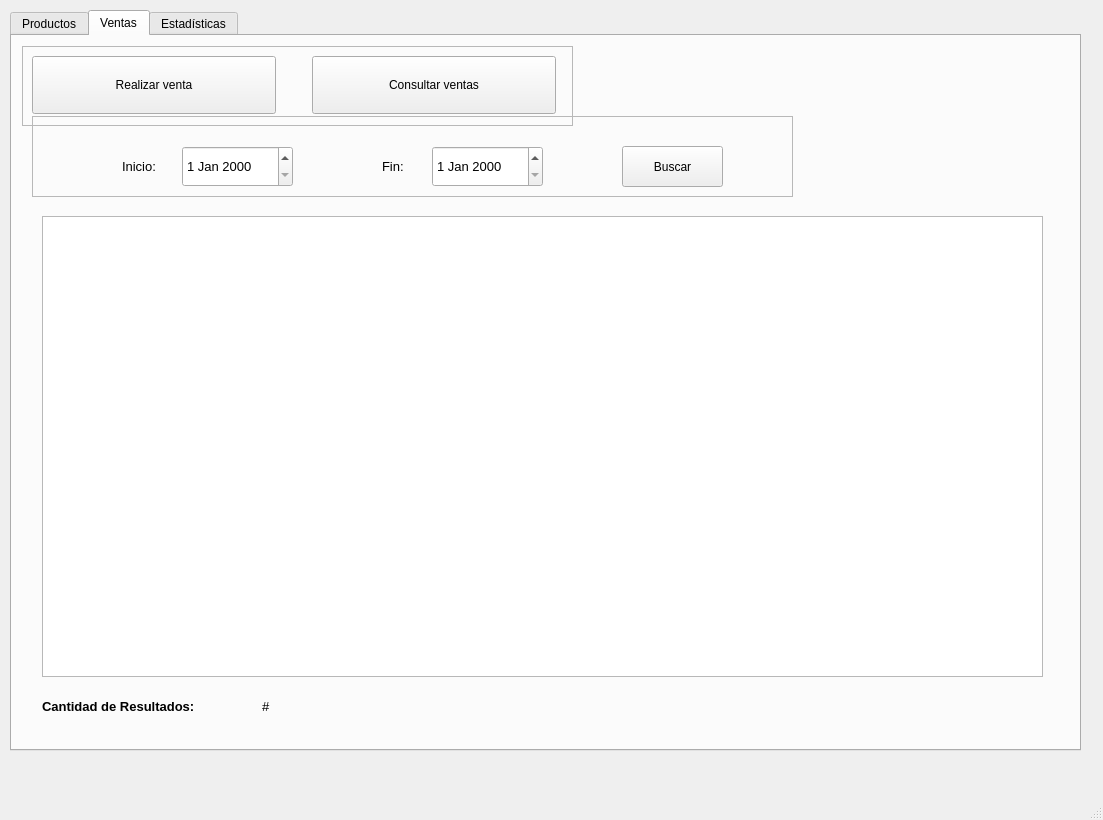
Qt form code/ui_files/mainwindow.ui (Perer876/tiendita) before a commit.
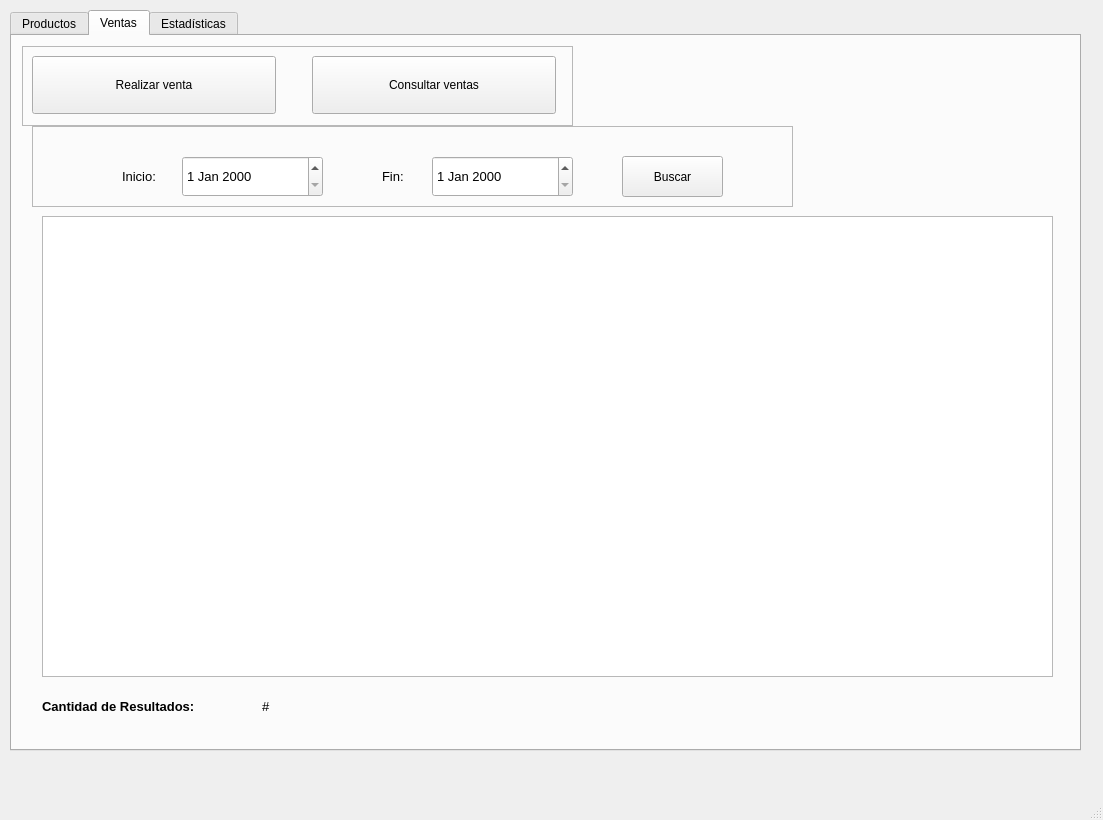
The same form after that commit. The open tabs and pages were chosen to show the change. Icons and pictures are not drawn.

Commit message: Mostrar ventas funcionando

The edit to the form file:
```diff
--- a/code/ui_files/mainwindow.ui
+++ b/code/ui_files/mainwindow.ui
@@ -231,21 +231,11 @@
      <attribute name="title">
       <string>Ventas</string>
      </attribute>
-     <widget class="QListWidget" name="ventas_listWidget">
-      <property name="geometry">
-       <rect>
-        <x>30</x>
-        <y>180</y>
-        <width>1001</width>
-        <height>461</height>
-       </rect>
-      </property>
-     </widget>
      <widget class="QFrame" name="frame_4">
       <property name="geometry">
        <rect>
         <x>20</x>
-        <y>80</y>
+        <y>90</y>
         <width>761</width>
         <height>81</height>
        </rect>
@@ -279,7 +269,7 @@
         <rect>
          <x>150</x>
          <y>30</y>
-         <width>111</width>
+         <width>141</width>
          <height>41</height>
         </rect>
        </property>
@@ -312,7 +302,7 @@
         <rect>
          <x>400</x>
          <y>30</y>
-         <width>111</width>
+         <width>141</width>
          <height>41</height>
         </rect>
        </property>
@@ -434,6 +424,22 @@
        <string>&lt;html&gt;&lt;head/&gt;&lt;body&gt;&lt;p&gt;&lt;span style=&quot; font-size:10pt;&quot;&gt;#&lt;/span&gt;&lt;/p&gt;&lt;/body&gt;&lt;/html&gt;</string>
       </property>
      </widget>
+     <widget class="QTableWidget" name="ventas_tableWidget">
+      <property name="geometry">
+       <rect>
+        <x>30</x>
+        <y>180</y>
+        <width>1011</width>
+        <height>461</height>
+       </rect>
+      </property>
+      <property name="editTriggers">
+       <set>QAbstractItemView::NoEditTriggers</set>
+      </property>
+      <property name="selectionBehavior">
+       <enum>QAbstractItemView::SelectRows</enum>
+      </property>
+     </widget>
     </widget>
     <widget class="QWidget" name="estadisticas_tab">
      <attribute name="title">
```
Left out of the diff: 7 changed lines with no effect on the pictures. The commit also changes 2 other files.
